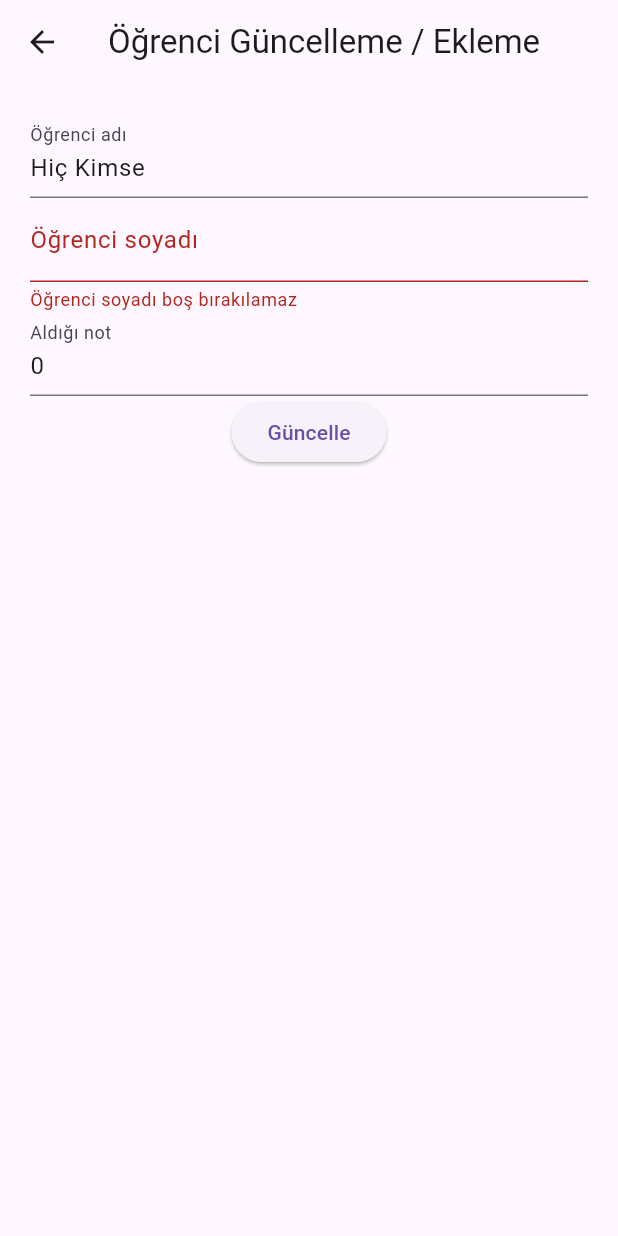
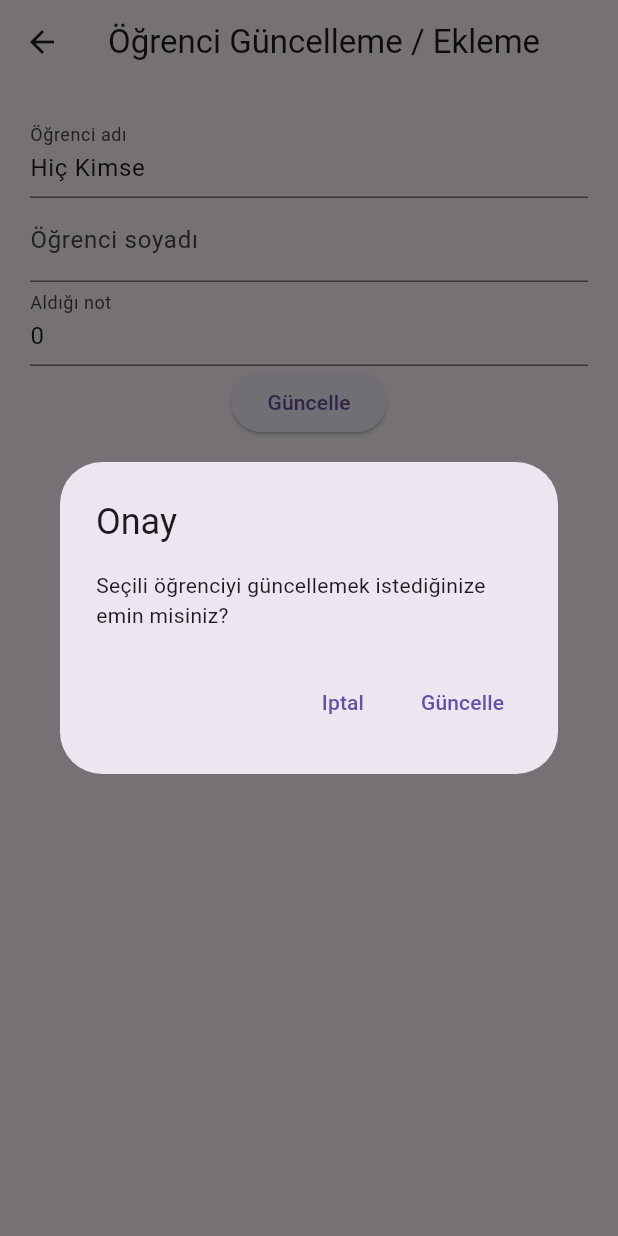
Before and after one commit to OnderUlasKilic/student-information-system, a Flutter app: the screen it shows after launch, item 2 of the bottom bar chosen, after a tap on "Güncelle", on a phone screen of 412 x 824 dp. Run offline on Flutter 3.47's test engine with Material 3 defaults, Android fonts, the phone set to English and light mode, and no system bars; network calls fail.

Commit message:
Add delete button and other updates

```diff
--- a/lib/main.dart
+++ b/lib/main.dart
@@ -3,18 +3,22 @@ import 'package:flutter_2/models/student.dart';
 import 'package:flutter_2/screens/student_add.dart';
 import 'package:flutter_2/screens/student_update.dart';
 
-void main() => runApp(MyApp());
+void main() => runApp(const MyApp());
 
 class MyApp extends StatelessWidget {
+  const MyApp({super.key});
+
   @override
   Widget build(BuildContext context) {
-    return MaterialApp(
+    return const MaterialApp(
       home: HomeScreen(),
     );
   }
 }
 
 class HomeScreen extends StatefulWidget {
+  const HomeScreen({super.key});
+
   @override
   State<StatefulWidget> createState() {
     return _HomeScreenState();
@@ -51,17 +55,17 @@ class _HomeScreenState extends State {
                       "${students[index].firstName} ${students[index].lastName}"),
                   subtitle: Text(
                       "Sınavdan aldığı not: ${students[index].grade} [${students[index].getStatus}]"),
-                  leading: CircleAvatar(
+                  leading: const CircleAvatar(
                     backgroundImage: NetworkImage(
                         "https://odb.esenyurt.edu.tr/Uploads/odb/HizliMenu/Orjinal/f5860b5e-e53e-4102-90a5-9bf71ef433e3-ogrenci-isleri.png"),
                   ),
                   trailing: buildStatusIcon(students[index].grade),
                   onTap: () {
                     setState(() {
-                      this.selectedStudent = students[index];
+                      selectedStudent = students[index];
                     });
 
-                    print(this.selectedStudent.firstName);
+                    print(selectedStudent.firstName);
                   },
                   onLongPress: () {
                     print("Uzun Basıldı");
@@ -69,16 +73,16 @@ class _HomeScreenState extends State {
                 );
               }),
         ),
-        Text("Seçili öğrenci " + selectedStudent.firstName),
+        Text("Seçili öğrenci ${selectedStudent.firstName}"),
         Row(children: <Widget>[
           Flexible(
             fit: FlexFit.tight,
             flex: 8,
             child: ElevatedButton(
               style: ElevatedButton.styleFrom(
-                primary: Colors.greenAccent,
+                backgroundColor: Colors.greenAccent,
               ),
-              child: Row(
+              child: const Row(
                 children: <Widget>[
                   Icon(Icons.add),
                   SizedBox(
@@ -102,9 +106,9 @@ class _HomeScreenState extends State {
             flex: 7,
             child: ElevatedButton(
                 style: ElevatedButton.styleFrom(
-                  primary: Colors.black12,
+                  backgroundColor: Colors.black12,
                 ),
-                child: Row(
+                child: const Row(
                   children: <Widget>[
                     Icon(Icons.add),
                     SizedBox(
@@ -128,9 +132,9 @@ class _HomeScreenState extends State {
             flex: 5,
             child: ElevatedButton(
               style: ElevatedButton.styleFrom(
-                primary: Colors.amberAccent,
+                backgroundColor: Colors.amberAccent,
               ),
-              child: Row(
+              child: const Row(
                 children: <Widget>[
                   Icon(Icons.add),
                   SizedBox(
@@ -140,7 +144,34 @@ class _HomeScreenState extends State {
                 ],
               ),
               onPressed: () {
-                print("Sil");
+                showDialog(
+                  context: context,
+                  builder: (BuildContext context) {
+                    return AlertDialog(
+                      title: Text('Onay'),
+                      content: Text(
+                          'Seçili öğrenciyi silmek istediğinize emin misiniz?'),
+                      actions: <Widget>[
+                        TextButton(
+                          child: Text('İptal'),
+                          onPressed: () {
+                            Navigator.of(context)
+                                .pop(); // Kullanıcı iptal ederse dialog kapatılır
+                          },
+                        ),
+                        TextButton(
+                          child: Text('Sil'),
+                          onPressed: () {
+                            setState(() {
+                              students.remove(selectedStudent);
+                            });
+                            Navigator.of(context).pop(); // Dialog kapatılır
+                          },
+                        ),
+                      ],
+                    );
+                  },
+                );
               },
             ),
           ),
@@ -151,11 +182,11 @@ class _HomeScreenState extends State {
 
   Widget buildStatusIcon(int grade) {
     if (grade >= 50) {
-      return Icon(Icons.done);
+      return const Icon(Icons.done);
     } else if (grade >= 40) {
-      return Icon(Icons.album);
+      return const Icon(Icons.album);
     } else {
-      return Icon(Icons.clear);
+      return const Icon(Icons.clear);
     }
   }
 }
--- a/lib/screens/student_add.dart
+++ b/lib/screens/student_add.dart
@@ -29,11 +29,10 @@ class _StudentAddState extends State<StudentAdd> {
           key: formKey,
           child: Column(
             children: <Widget>[
-              buildSubmitButton(),
               buildFirstNameField(),
               buildLastNameField(),
               buildLastGradeField(),
-
+              buildSubmitButton(),
               // Diğer alanları da ekleyebilirsiniz.
             ],
           ),
--- a/lib/screens/student_update.dart
+++ b/lib/screens/student_update.dart
@@ -102,13 +102,39 @@ class _StudentUpdateState extends State<StudentUpdate> {
     return ElevatedButton(
       child: Text("Güncelle"),
       onPressed: () {
-        // Formun geçerli olup olmadığını kontrol et
-        if (formKey.currentState?.validate() ?? false) {
-          formKey.currentState?.save(); // Formdaki verileri kaydet
-
-          // Sayfayı kapat
-          Navigator.pop(context);
-        }
+        showDialog(
+          context: context,
+          builder: (BuildContext context) {
+            return AlertDialog(
+              title: Text('Onay'),
+              content: Text(
+                  'Seçili öğrenciyi güncellemek istediğinize emin misiniz?'),
+              actions: <Widget>[
+                TextButton(
+                  child: Text('Iptal'),
+                  onPressed: () {
+                    Navigator.of(context)
+                        .pop(); // Kullanıcı iptal ederse dialog kapatılır
+                  },
+                ),
+                TextButton(
+                    child: Text('Güncelle'),
+                    onPressed: () {
+                      if (formKey.currentState?.validate() ?? false) {
+                        formKey.currentState?.save();
+                        // Burada öğrenci güncelleme işlemini gerçekleştir
+                        // Örneğin: selectedStudent'i kullanarak güncelleme işlemini yapabilirsin
+                        // Örnek: students[index] = updatedStudent;
+                        // Güncelleme işlemi tamamlandıktan sonra dialog'u kapat
+                        Navigator.of(context).pop(); // Closes the dialog
+                        Navigator.of(context).pop();
+                      }
+                      ;
+                    }),
+              ],
+            );
+          },
+        );
       },
     );
   }
```
Also changed, not shown: 1 other file.
